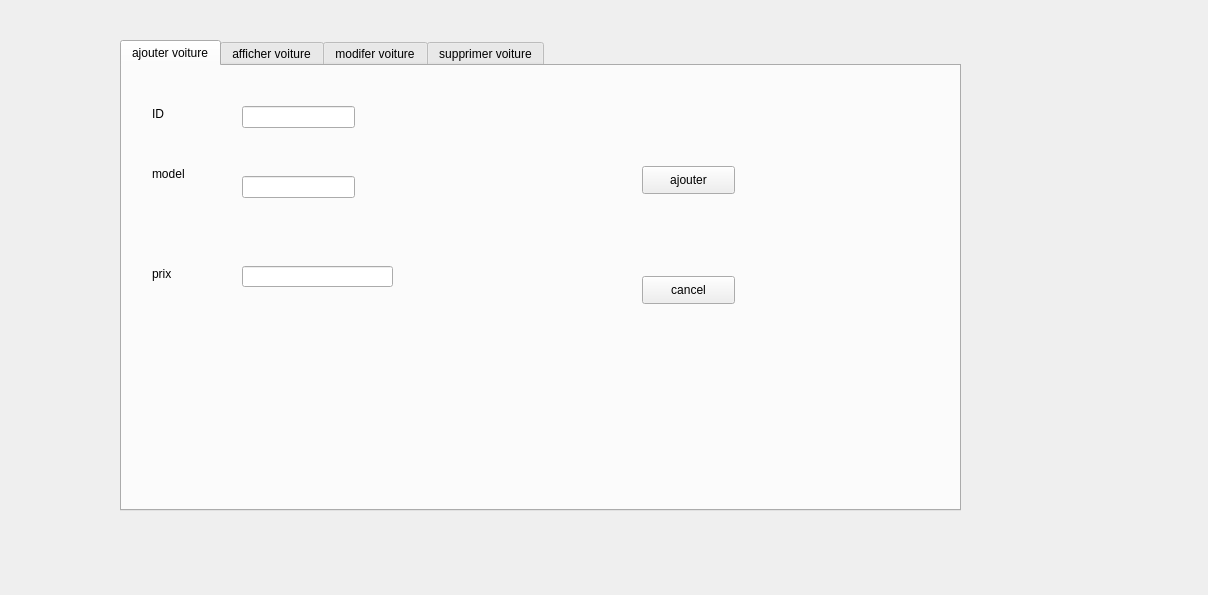
Qt form voiture.ui (melek007/smart_wedding_2a09) before a commit.
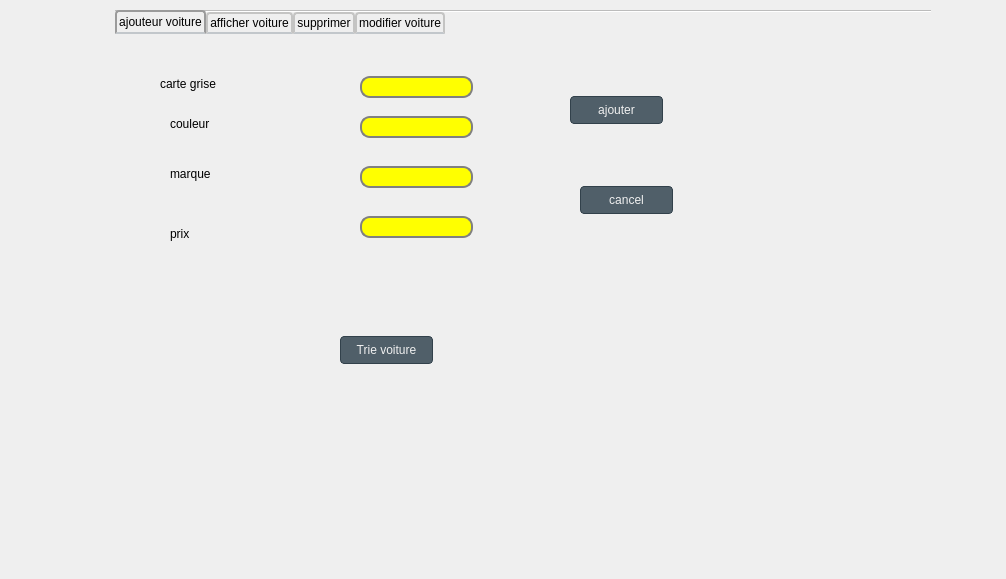
The same form after that commit. The open tabs and pages were chosen to show the change.

Diff of the .ui file:
```diff
--- a/voiture.ui
+++ b/voiture.ui
@@ -1,13 +1,13 @@
 <?xml version="1.0" encoding="UTF-8"?>
 <ui version="4.0">
- <class>Form</class>
- <widget class="QWidget" name="Form">
+ <class>voiture</class>
+ <widget class="QDialog" name="voiture">
   <property name="geometry">
    <rect>
     <x>0</x>
     <y>0</y>
-    <width>1208</width>
-    <height>595</height>
+    <width>1006</width>
+    <height>579</height>
    </rect>
   </property>
   <property name="windowTitle">
@@ -16,51 +16,111 @@
   <widget class="QTabWidget" name="manageband">
    <property name="geometry">
     <rect>
-     <x>120</x>
-     <y>40</y>
-     <width>841</width>
-     <height>471</height>
+     <x>110</x>
+     <y>10</y>
+     <width>821</width>
+     <height>481</height>
     </rect>
    </property>
+   <property name="styleSheet">
+    <string notr="true">QTabWidget::pane { /* The tab widget frame */
+    border-top: 2px solid #C2C7CB;
+}
+
+QTabWidget::tab-bar {
+    left: 5px; /* move to the right by 5px */
+}
+
+/* Style the tab using the tab sub-control. Note that
+    it reads QTabBar _not_ QTabWidget */
+QTabBar::tab {
+    background: qlineargradient(x1: 0, y1: 0, x2: 0, y2: 1,
+                                stop: 0 #E1E1E1, stop: 0.4 #DDDDDD,
+                                stop: 0.5 #D8D8D8, stop: 1.0 #D3D3D3);
+    border: 2px solid #C4C4C3;
+    border-bottom-color: #C2C7CB; /* same as the pane color */
+    border-top-left-radius: 4px;
+    border-top-right-radius: 4px;
+    min-width: 8ex;
+    padding: 2px;
+}
+
+QTabBar::tab:selected, QTabBar::tab:hover {
+    background: qlineargradient(x1: 0, y1: 0, x2: 0, y2: 1,
+                                stop: 0 #fafafa, stop: 0.4 #f4f4f4,
+                                stop: 0.5 #e7e7e7, stop: 1.0 #fafafa);
+}
+
+QTabBar::tab:selected {
+    border-color: #9B9B9B;
+    border-bottom-color: #C2C7CB; /* same as pane color */
+}
+
+QTabBar::tab:!selected {
+    margin-top: 2px; /* make non-selected tabs look smaller */
+}</string>
+   </property>
    <property name="currentIndex">
     <number>3</number>
    </property>
+   <property name="iconSize">
+    <size>
+     <width>32</width>
+     <height>32</height>
+    </size>
+   </property>
+   <property name="documentMode">
+    <bool>true</bool>
+   </property>
    <widget class="QWidget" name="tab">
     <attribute name="title">
-     <string>ajouter voiture</string>
+     <string>ajouteur voiture</string>
     </attribute>
     <widget class="QLabel" name="label">
      <property name="geometry">
       <rect>
-       <x>30</x>
+       <x>50</x>
        <y>40</y>
-       <width>56</width>
+       <width>141</width>
        <height>16</height>
       </rect>
      </property>
      <property name="text">
-      <string>ID</string>
+      <string>carte grise</string>
      </property>
     </widget>
     <widget class="QLabel" name="label_2">
      <property name="geometry">
       <rect>
-       <x>30</x>
-       <y>100</y>
-       <width>56</width>
+       <x>60</x>
+       <y>80</y>
+       <width>55</width>
        <height>16</height>
       </rect>
      </property>
      <property name="text">
-      <string>model</string>
+      <string>couleur</string>
      </property>
     </widget>
     <widget class="QLabel" name="label_5">
      <property name="geometry">
       <rect>
-       <x>30</x>
-       <y>200</y>
-       <width>56</width>
+       <x>60</x>
+       <y>130</y>
+       <width>55</width>
+       <height>16</height>
+      </rect>
+     </property>
+     <property name="text">
+      <string>marque</string>
+     </property>
+    </widget>
+    <widget class="QLabel" name="label_4">
+     <property name="geometry">
+      <rect>
+       <x>60</x>
+       <y>190</y>
+       <width>55</width>
        <height>16</height>
       </rect>
      </property>
@@ -71,59 +131,175 @@
     <widget class="QLineEdit" name="lineEdit_ID1">
      <property name="geometry">
       <rect>
-       <x>120</x>
+       <x>250</x>
        <y>40</y>
        <width>113</width>
        <height>22</height>
       </rect>
      </property>
+     <property name="styleSheet">
+      <string notr="true">QLineEdit {
+    border: 2px solid gray;
+    border-radius: 10px;
+    padding: 0 8px;
+    background: yellow;
+    selection-background-color: darkgray;
+}</string>
+     </property>
     </widget>
     <widget class="QLineEdit" name="lineEdit_nom1">
      <property name="geometry">
       <rect>
-       <x>120</x>
-       <y>110</y>
+       <x>250</x>
+       <y>80</y>
        <width>113</width>
        <height>22</height>
       </rect>
+     </property>
+     <property name="styleSheet">
+      <string notr="true">QLineEdit {
+    border: 2px solid gray;
+    border-radius: 10px;
+    padding: 0 8px;
+    background: yellow;
+    selection-background-color: darkgray;
+}</string>
+     </property>
+    </widget>
+    <widget class="QLineEdit" name="lineEdit_marque">
+     <property name="geometry">
+      <rect>
+       <x>250</x>
+       <y>130</y>
+       <width>113</width>
+       <height>22</height>
+      </rect>
+     </property>
+     <property name="styleSheet">
+      <string notr="true">QLineEdit {
+    border: 2px solid gray;
+    border-radius: 10px;
+    padding: 0 8px;
+    background: yellow;
+    selection-background-color: darkgray;
+}</string>
      </property>
     </widget>
     <widget class="QLineEdit" name="lineEdit_prix">
      <property name="geometry">
       <rect>
-       <x>120</x>
-       <y>200</y>
-       <width>151</width>
-       <height>21</height>
+       <x>250</x>
+       <y>180</y>
+       <width>113</width>
+       <height>22</height>
       </rect>
      </property>
+     <property name="styleSheet">
+      <string notr="true">QLineEdit {
+    border: 2px solid gray;
+    border-radius: 10px;
+    padding: 0 8px;
+    background: yellow;
+    selection-background-color: darkgray;
+}</string>
+     </property>
     </widget>
     <widget class="QPushButton" name="pushButton">
      <property name="geometry">
       <rect>
-       <x>520</x>
-       <y>210</y>
+       <x>460</x>
+       <y>60</y>
        <width>93</width>
        <height>28</height>
       </rect>
      </property>
-     <property name="text">
-      <string>cancel</string>
-     </property>
-    </widget>
-    <widget class="QPushButton" name="pushButton_2">
-     <property name="geometry">
-      <rect>
-       <x>520</x>
-       <y>100</y>
-       <width>93</width>
-       <height>28</height>
-      </rect>
+     <property name="styleSheet">
+      <string notr="true">QPushButton {
+
+  background-color: #505F69;
+
+  border: 1px solid #32414B;
+
+  color: #F0F0F0;
+
+  border-radius: 4px;
+
+  padding: 3px;
+
+  outline: none;
+
+}
+
+</string>
      </property>
      <property name="text">
       <string>ajouter</string>
      </property>
     </widget>
+    <widget class="QPushButton" name="pushButton_2">
+     <property name="geometry">
+      <rect>
+       <x>470</x>
+       <y>150</y>
+       <width>93</width>
+       <height>28</height>
+      </rect>
+     </property>
+     <property name="styleSheet">
+      <string notr="true">QPushButton {
+
+  background-color: #505F69;
+
+  border: 1px solid #32414B;
+
+  color: #F0F0F0;
+
+  border-radius: 4px;
+
+  padding: 3px;
+
+  outline: none;
+
+}
+
+</string>
+     </property>
+     <property name="text">
+      <string>cancel</string>
+     </property>
+    </widget>
+    <widget class="QPushButton" name="pushButton_5">
+     <property name="geometry">
+      <rect>
+       <x>230</x>
+       <y>300</y>
+       <width>93</width>
+       <height>28</height>
+      </rect>
+     </property>
+     <property name="styleSheet">
+      <string notr="true">QPushButton {
+
+  background-color: #505F69;
+
+  border: 1px solid #32414B;
+
+  color: #F0F0F0;
+
+  border-radius: 4px;
+
+  padding: 3px;
+
+  outline: none;
+
+}
+
+</string>
+     </property>
+     <property name="text">
+      <string>Trie voiture</string>
+     </property>
+    </widget>
    </widget>
    <widget class="QWidget" name="tab_3">
     <attribute name="title">
@@ -142,97 +318,7 @@
    </widget>
    <widget class="QWidget" name="tab_4">
     <attribute name="title">
-     <string>modifer voiture</string>
-    </attribute>
-    <widget class="QLabel" name="label_8">
-     <property name="geometry">
-      <rect>
-       <x>40</x>
-       <y>60</y>
-       <width>141</width>
-       <height>16</height>
-      </rect>
-     </property>
-     <property name="text">
-      <string>please insert the ID:</string>
-     </property>
-    </widget>
-    <widget class="QLineEdit" name="lineEdit_ID10">
-     <property name="geometry">
-      <rect>
-       <x>60</x>
-       <y>100</y>
-       <width>161</width>
-       <height>22</height>
-      </rect>
-     </property>
-     <property name="styleSheet">
-      <string notr="true">nameEdit-&gt;setStyleSheet(&quot;background-color: yellow&quot;);</string>
-     </property>
-    </widget>
-    <widget class="QLineEdit" name="lineEdit_nom10">
-     <property name="geometry">
-      <rect>
-       <x>380</x>
-       <y>150</y>
-       <width>113</width>
-       <height>22</height>
-      </rect>
-     </property>
-    </widget>
-    <widget class="QLineEdit" name="lineEdit_prix10">
-     <property name="geometry">
-      <rect>
-       <x>380</x>
-       <y>220</y>
-       <width>113</width>
-       <height>22</height>
-      </rect>
-     </property>
-    </widget>
-    <widget class="QLabel" name="label_9">
-     <property name="geometry">
-      <rect>
-       <x>260</x>
-       <y>150</y>
-       <width>56</width>
-       <height>16</height>
-      </rect>
-     </property>
-     <property name="text">
-      <string>model</string>
-     </property>
-    </widget>
-    <widget class="QPushButton" name="pushButton_4">
-     <property name="geometry">
-      <rect>
-       <x>650</x>
-       <y>310</y>
-       <width>101</width>
-       <height>41</height>
-      </rect>
-     </property>
-     <property name="text">
-      <string>update</string>
-     </property>
-    </widget>
-    <widget class="QLabel" name="label_12">
-     <property name="geometry">
-      <rect>
-       <x>270</x>
-       <y>220</y>
-       <width>56</width>
-       <height>16</height>
-      </rect>
-     </property>
-     <property name="text">
-      <string>prix</string>
-     </property>
-    </widget>
-   </widget>
-   <widget class="QWidget" name="tab_2">
-    <attribute name="title">
-     <string>supprimer voiture</string>
+     <string>supprimer</string>
     </attribute>
     <widget class="QLabel" name="label_6">
      <property name="geometry">
@@ -270,7 +356,12 @@
       <string>delete</string>
      </property>
     </widget>
-    <widget class="QLabel" name="label_7">
+   </widget>
+   <widget class="QWidget" name="tab_2">
+    <attribute name="title">
+     <string>modifier voiture</string>
+    </attribute>
+    <widget class="QLabel" name="label_9">
      <property name="geometry">
       <rect>
        <x>40</x>
```
Left out of the diff: 234 changed lines with no effect on the pictures.
